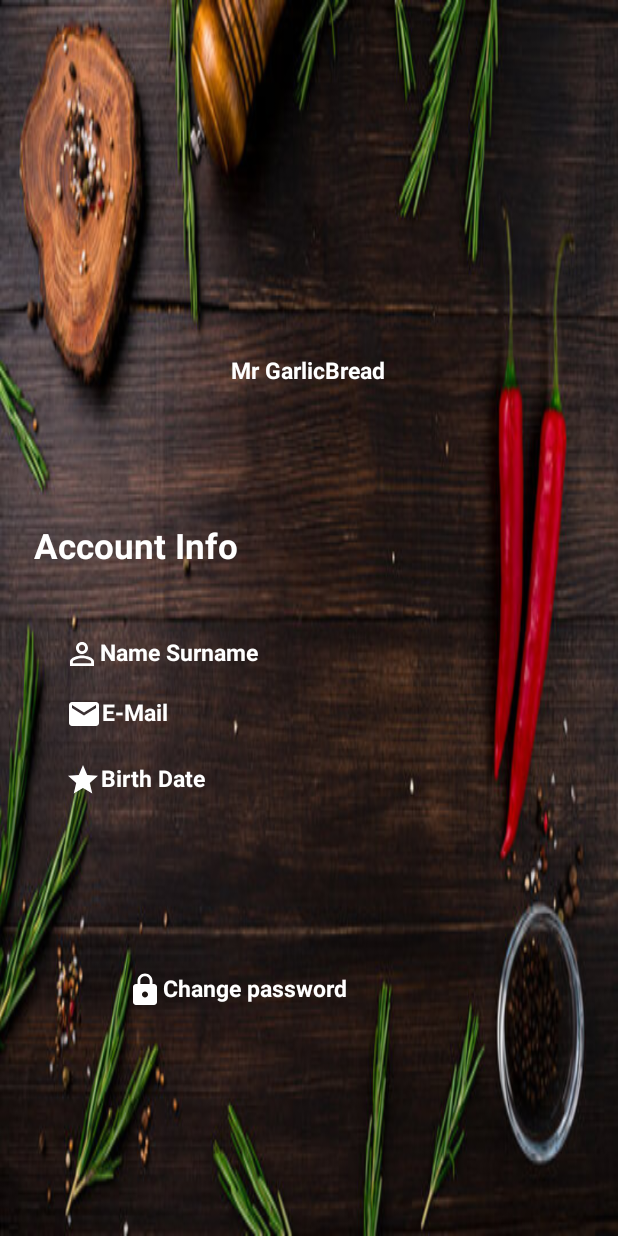
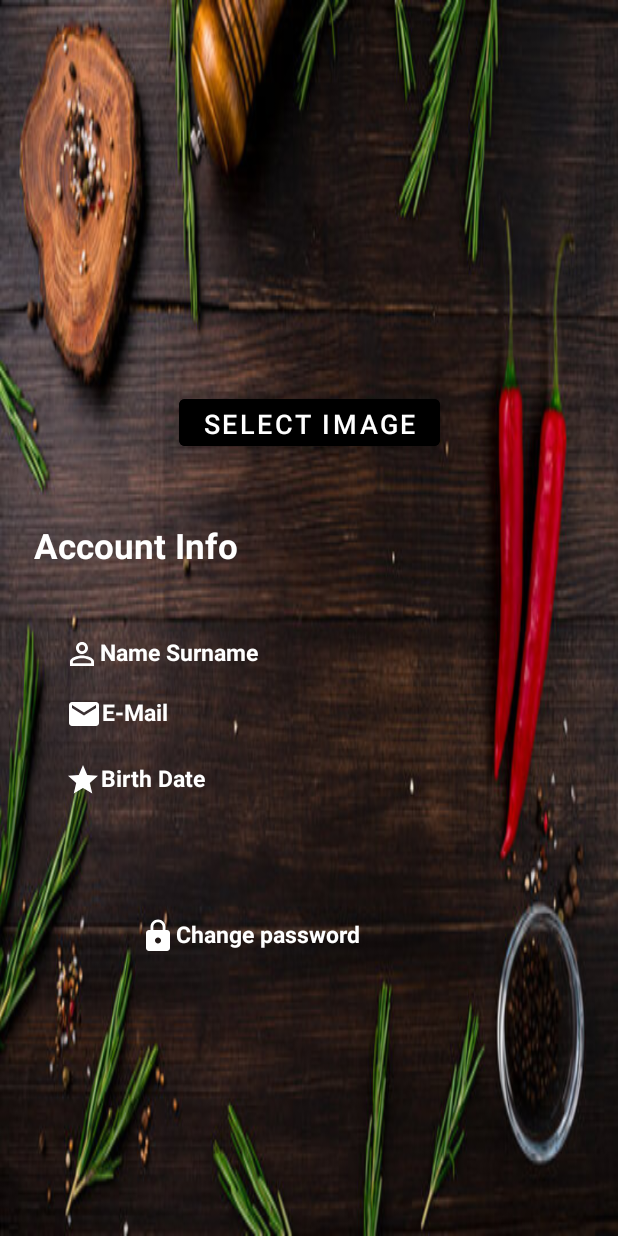
Before and after one commit to Maksimsx/Accenture-Project, an Android app: the MyAccount screen opened directly, with no data from a screen before it, on a phone screen of 412 x 824 dp. Run offline under Robolectric (Android 15) with nearby library versions, the phone set to English and light mode, and no system bars.

Commit message:
Second commit

```diff
--- a/app/src/main/java/com/example/recipeapploginpage/MainActivity.java
+++ b/app/src/main/java/com/example/recipeapploginpage/MainActivity.java
@@ -56,7 +56,7 @@ public class MainActivity extends AppCompatActivity {
                         Boolean checkUserPass = DBHelper.checkUsernamePassword(user, pass);
                         if(checkUserPass == true){
                             Toast.makeText(MainActivity.this, "Sign in successfull!", Toast.LENGTH_SHORT).show();
-                            Intent intent = new Intent(MainActivity.this, MainActivity.class);
+                            Intent intent = new Intent(MainActivity.this, MyAccount.class);
                             startActivity(intent);
                         }else{
                             Toast.makeText(MainActivity.this, "Invalid credentials", Toast.LENGTH_SHORT).show();
--- a/app/src/main/java/com/example/recipeapploginpage/MyAccount.java
+++ b/app/src/main/java/com/example/recipeapploginpage/MyAccount.java
@@ -1,14 +1,76 @@
 package com.example.recipeapploginpage;
 
 import androidx.appcompat.app.AppCompatActivity;
-
+import android.content.Intent;
+import android.net.Uri;
 import android.os.Bundle;
+import android.view.View;
+import android.widget.Button;
+import android.widget.ImageView;
 
 public class MyAccount extends AppCompatActivity {
+
+    // One Button
+    Button BSelectImage;
+
+    // One Preview Image
+    ImageView IVPreviewImage;
+
+    // constant to compare
+    // the activity result code
+    int SELECT_PICTURE = 200;
 
     @Override
     protected void onCreate(Bundle savedInstanceState) {
         super.onCreate(savedInstanceState);
         setContentView(R.layout.activity_my_account);
+
+        // register the UI widgets with their appropriate IDs
+        BSelectImage = findViewById(R.id.BSelectImage);
+        IVPreviewImage = findViewById(R.id.IVPreviewImage);
+
+        // handle the Choose Image button to trigger
+        // the image chooser function
+        BSelectImage.setOnClickListener(new View.OnClickListener() {
+            @Override
+            public void onClick(View v) {
+                imageChooser();
+            }
+        });
+    }
+
+    // this function is triggered when
+    // the Select Image Button is clicked
+    void imageChooser() {
+
+        // create an instance of the
+        // intent of the type image
+        Intent i = new Intent();
+        i.setType("image/*");
+        i.setAction(Intent.ACTION_GET_CONTENT);
+
+        // pass the constant to compare it
+        // with the returned requestCode
+        startActivityForResult(Intent.createChooser(i, "Select Picture"), SELECT_PICTURE);
+    }
+
+    // this function is triggered when user
+    // selects the image from the imageChooser
+    public void onActivityResult(int requestCode, int resultCode, Intent data) {
+        super.onActivityResult(requestCode, resultCode, data);
+
+        if (resultCode == RESULT_OK) {
+
+            // compare the resultCode with the
+            // SELECT_PICTURE constant
+            if (requestCode == SELECT_PICTURE) {
+                // Get the url of the image from data
+                Uri selectedImageUri = data.getData();
+                if (null != selectedImageUri) {
+                    // update the preview image in the layout
+                    IVPreviewImage.setImageURI(selectedImageUri);
+                }
+            }
+        }
     }
 }
--- a/app/src/main/java/com/example/recipeapploginpage/ProgressBarAnimation.java
+++ b/app/src/main/java/com/example/recipeapploginpage/ProgressBarAnimation.java
@@ -35,7 +35,7 @@ public class ProgressBarAnimation extends Animation {
         textView.setText((int)value+" %");
 
         if(value == to){
-            context.startActivity(new Intent(context, RegisterPage.class));
+            context.startActivity(new Intent(context, MainActivity.class));
         }
     }
 }
--- a/app/src/main/res/layout/activity_my_account.xml
+++ b/app/src/main/res/layout/activity_my_account.xml
@@ -7,8 +7,22 @@
     android:background="@drawable/loading_background"
     tools:context=".MyAccount">
 
+    <Button
+        android:id="@+id/BSelectImage"
+        android:layout_width="174dp"
+        android:layout_height="43dp"
+        android:layout_centerHorizontal="true"
+        android:layout_marginTop="260dp"
+        android:backgroundTint="@color/black"
+        android:text="SELECT IMAGE"
+        android:textColor="@android:color/white"
+        android:textSize="18sp"
+        app:layout_constraintEnd_toEndOf="parent"
+        app:layout_constraintStart_toStartOf="parent"
+        app:layout_constraintTop_toTopOf="parent" />
+
     <ImageView
-        android:id="@+id/imageView"
+        android:id="@+id/IVPreviewImage"
         android:layout_width="wrap_content"
         android:layout_height="wrap_content"
         android:layout_marginTop="72dp"
@@ -17,20 +31,6 @@
         app:layout_constraintStart_toStartOf="parent"
         app:layout_constraintTop_toTopOf="parent"
         tools:srcCompat="@tools:sample/avatars" />
-
-    <TextView
-        android:id="@+id/textView2"
-        android:layout_width="wrap_content"
-        android:layout_height="wrap_content"
-        android:layout_marginTop="236dp"
-        android:text="Mr GarlicBread"
-        android:textColor="@color/white"
-        android:textSize="15sp"
-        android:textStyle="bold"
-        app:layout_constraintEnd_toEndOf="parent"
-        app:layout_constraintHorizontal_bias="0.498"
-        app:layout_constraintStart_toStartOf="parent"
-        app:layout_constraintTop_toTopOf="parent" />
 
     <TextView
         android:id="@+id/textView4"
@@ -94,14 +94,14 @@
         android:id="@+id/txtChangePassword"
         android:layout_width="wrap_content"
         android:layout_height="wrap_content"
-        android:layout_marginTop="648dp"
+        android:layout_marginTop="612dp"
         android:drawableLeft="@drawable/ic_baseline_lock_24"
         android:text="Change password"
         android:textColor="@color/white"
         android:textSize="15sp"
         android:textStyle="bold"
         app:layout_constraintEnd_toEndOf="parent"
-        app:layout_constraintHorizontal_bias="0.318"
+        app:layout_constraintHorizontal_bias="0.352"
         app:layout_constraintStart_toStartOf="parent"
         app:layout_constraintTop_toTopOf="parent" />
 
```
